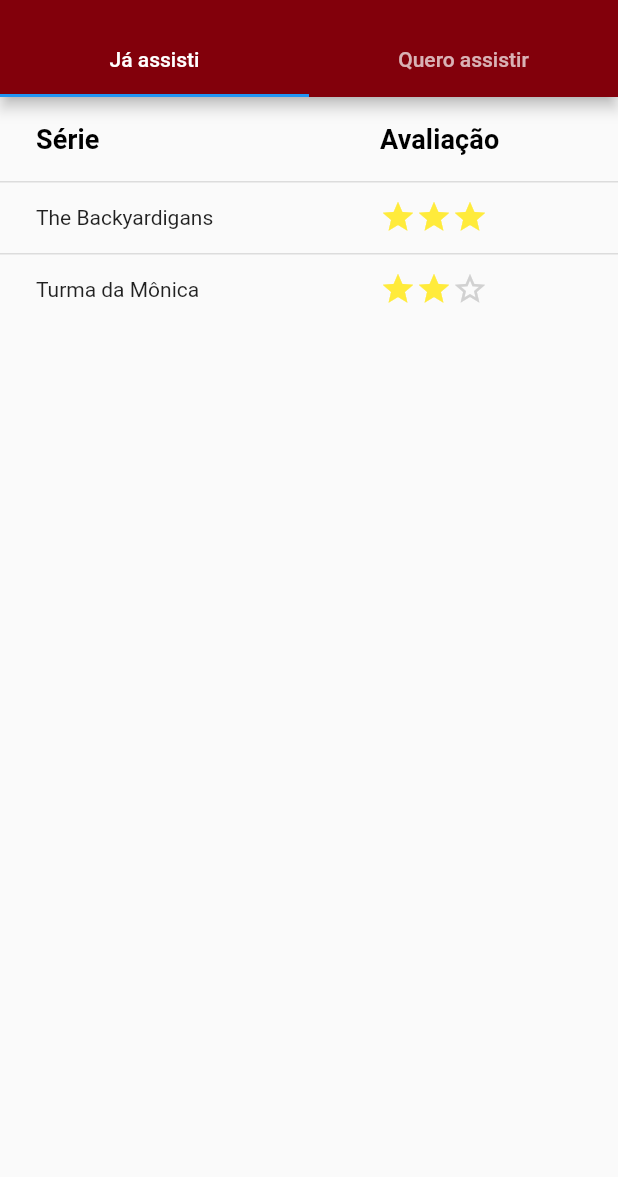
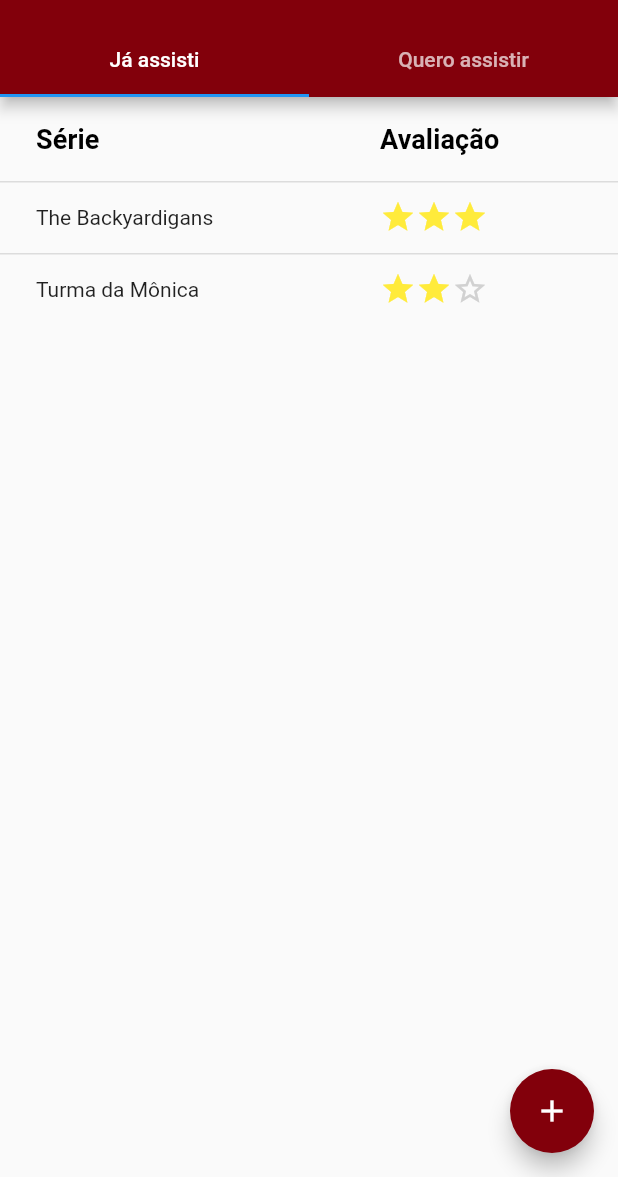
Before and after one commit to almeidadelucas/lista_series, a Flutter app: the screen it shows after launch, on a phone screen of 412 x 824 dp, the part 59-1236 px from its top. Run offline on Flutter 3.47's test engine with Material 2 defaults, Android fonts, the phone set to English and light mode, and no system bars.

Commit message:
Criando Floanting Button

```diff
--- a/lib/pages/watched_series_page.dart
+++ b/lib/pages/watched_series_page.dart
@@ -5,15 +5,22 @@ import "../class/series.dart";
 
 class WatchedSeriesPage extends StatefulWidget {
   @override
-  State createState() => new WatchedSeriesPageState();
+  State createState() => WatchedSeriesPageState();
+
+  List<Series> _listSeries = [Series("The Backyardigans", 3, true), Series("Turma da Mônica", 2, true)];
+
+  List<Series> get listSeries => _listSeries;
 }
 
 class WatchedSeriesPageState extends State<WatchedSeriesPage> {
   @override
   Widget build(BuildContext context) {
-    return new SeriesItemList(true, [
-      new Series("The Backyardigans", 3, true),
-      new Series("Turma da Mônica", 2, true)
-    ]);
+    return Material(
+      child: Scaffold(
+        body: Stack(fit: StackFit.expand, children: [SeriesItemList(true, widget.listSeries)]),
+        floatingActionButton: FloatingActionButton(child: Icon(Icons.add), backgroundColor: Color.fromRGBO(130, 0, 11, 1.0), onPressed: () {},),
+        floatingActionButtonLocation: FloatingActionButtonLocation.endFloat,
+      )
+    );
   }
 }
```
